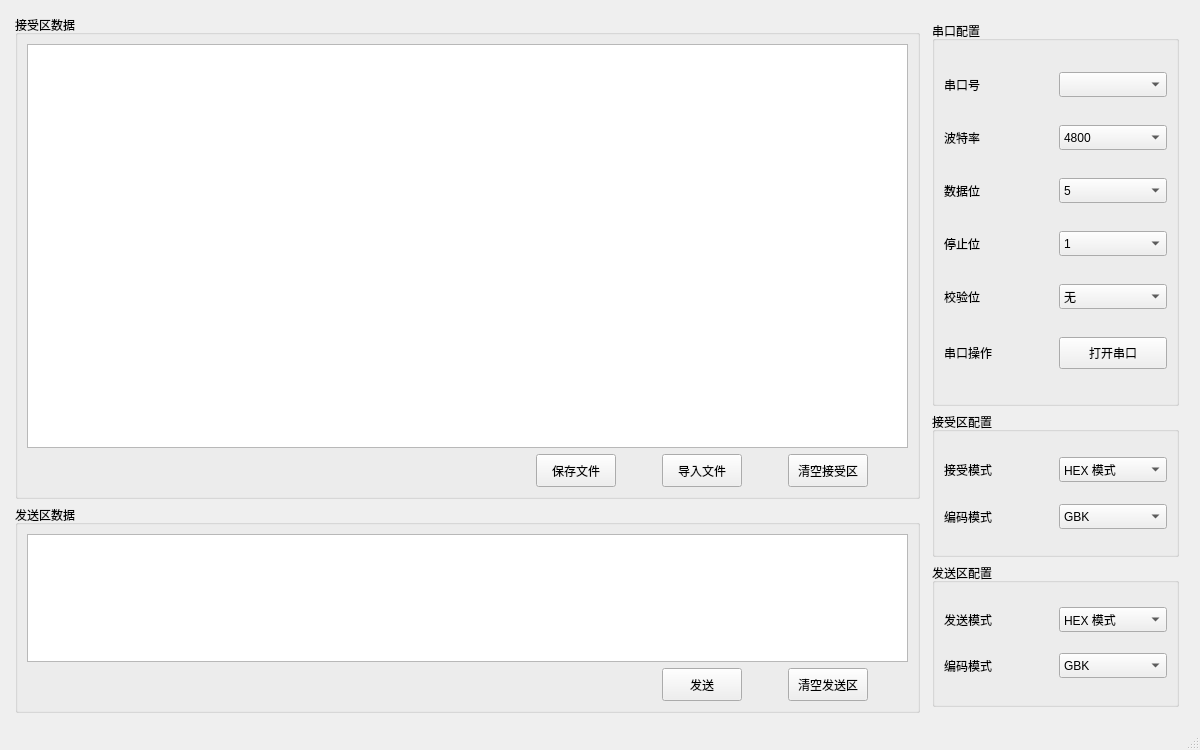
Qt form serialhelper.ui (MTsocute/SerialHelper) before a commit.
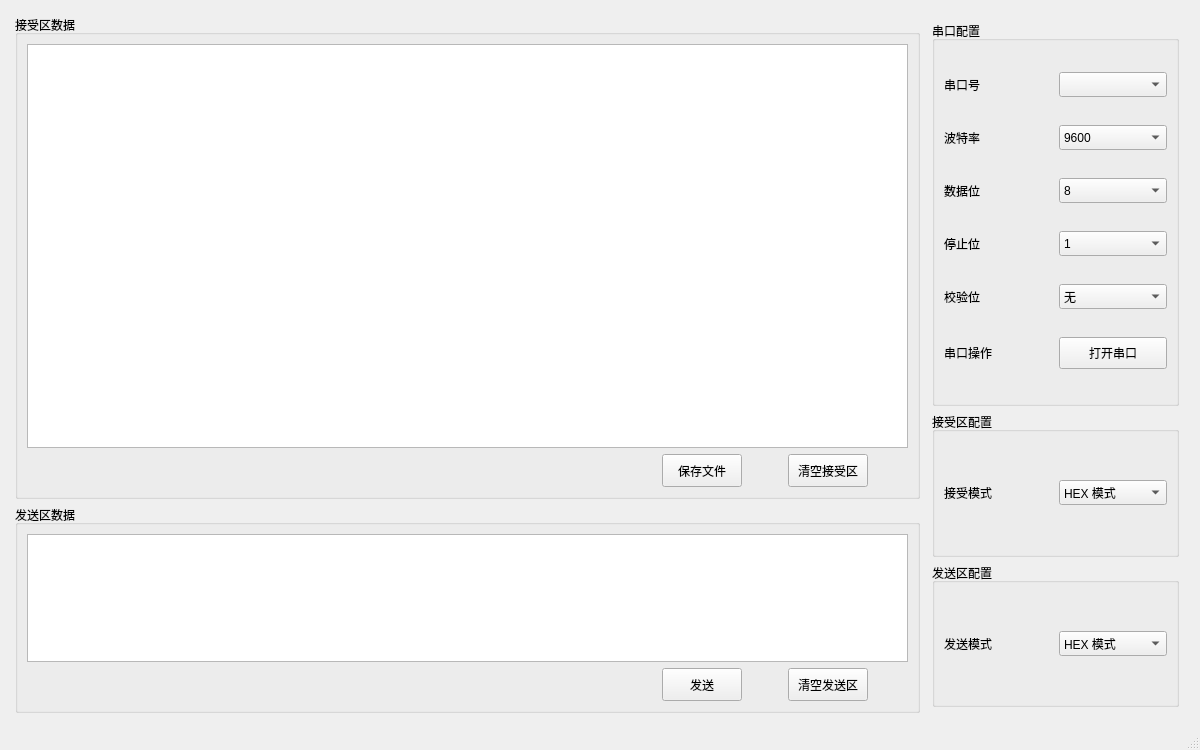
The same form after that commit.

```diff
--- a/serialhelper.ui
+++ b/serialhelper.ui
@@ -51,7 +51,7 @@
             </layout>
            </item>
            <item>
-            <layout class="QHBoxLayout" name="horizontalLayout_3" stretch="5,0,0,0,0,0,0">
+            <layout class="QHBoxLayout" name="horizontalLayout_3" stretch="5,0,0,0,0">
              <item>
               <spacer name="horizontalSpacer_2">
                <property name="orientation">
@@ -91,32 +91,6 @@
                </property>
               </spacer>
              </item>
-             <item>
-              <widget class="QPushButton" name="importFileButton">
-               <property name="minimumSize">
-                <size>
-                 <width>45</width>
-                 <height>33</height>
-                </size>
-               </property>
-               <property name="text">
-                <string>导入文件</string>
-               </property>
-              </widget>
-             </item>
-             <item>
-              <spacer name="horizontalSpacer_4">
-               <property name="orientation">
-                <enum>Qt::Orientation::Horizontal</enum>
-               </property>
-               <property name="sizeHint" stdset="0">
-                <size>
-                 <width>40</width>
-                 <height>20</height>
-                </size>
-               </property>
-              </spacer>
-             </item>
              <item>
               <widget class="QPushButton" name="clearRecvAreaButton">
                <property name="minimumSize">
@@ -293,11 +267,6 @@
                <height>25</height>
               </size>
              </property>
-             <item>
-              <property name="text">
-               <string>4800</string>
-              </property>
-             </item>
              <item>
               <property name="text">
                <string>9600</string>
@@ -330,6 +299,11 @@
                <height>25</height>
               </size>
              </property>
+             <item>
+              <property name="text">
+               <string>8</string>
+              </property>
+             </item>
              <item>
               <property name="text">
                <string>5</string>
@@ -445,6 +419,26 @@
            <string>接受区配置</string>
           </property>
           <layout class="QGridLayout" name="gridLayout_2">
+           <item row="0" column="1">
+            <widget class="QComboBox" name="recvModeCBox">
+             <property name="minimumSize">
+              <size>
+               <width>0</width>
+               <height>25</height>
+              </size>
+             </property>
+             <item>
+              <property name="text">
+               <string>HEX 模式</string>
+              </property>
+             </item>
+             <item>
+              <property name="text">
+               <string>文本模式</string>
+              </property>
+             </item>
+            </widget>
+           </item>
            <item row="0" column="0">
             <widget class="QLabel" name="recvMode">
              <property name="text">
@@ -452,53 +446,6 @@
              </property>
             </widget>
            </item>
-           <item row="0" column="1">
-            <widget class="QComboBox" name="recvModeCBox">
-             <property name="minimumSize">
-              <size>
-               <width>0</width>
-               <height>25</height>
-              </size>
-             </property>
-             <item>
-              <property name="text">
-               <string>HEX 模式</string>
-              </property>
-             </item>
-             <item>
-              <property name="text">
-               <string>文本模式</string>
-              </property>
-             </item>
-            </widget>
-           </item>
-           <item row="1" column="0">
-            <widget class="QLabel" name="recvCodeMode">
-             <property name="text">
-              <string>编码模式</string>
-             </property>
-            </widget>
-           </item>
-           <item row="1" column="1">
-            <widget class="QComboBox" name="recvModeEncode">
-             <property name="minimumSize">
-              <size>
-               <width>0</width>
-               <height>25</height>
-              </size>
-             </property>
-             <item>
-              <property name="text">
-               <string>GBK</string>
-              </property>
-             </item>
-             <item>
-              <property name="text">
-               <string>UTF-8</string>
-              </property>
-             </item>
-            </widget>
-           </item>
           </layout>
          </widget>
         </item>
@@ -535,33 +482,6 @@
              </item>
             </widget>
            </item>
-           <item row="1" column="0">
-            <widget class="QLabel" name="sendCodeMode">
-             <property name="text">
-              <string>编码模式</string>
-             </property>
-            </widget>
-           </item>
-           <item row="1" column="1">
-            <widget class="QComboBox" name="sendModeEncode">
-             <property name="minimumSize">
-              <size>
-               <width>0</width>
-               <height>25</height>
-              </size>
-             </property>
-             <item>
-              <property name="text">
-               <string>GBK</string>
-              </property>
-             </item>
-             <item>
-              <property name="text">
-               <string>UTF-8</string>
-              </property>
-             </item>
-            </widget>
-           </item>
           </layout>
          </widget>
         </item>
```
Left out of the diff: 17 changed lines with no effect on the pictures.
